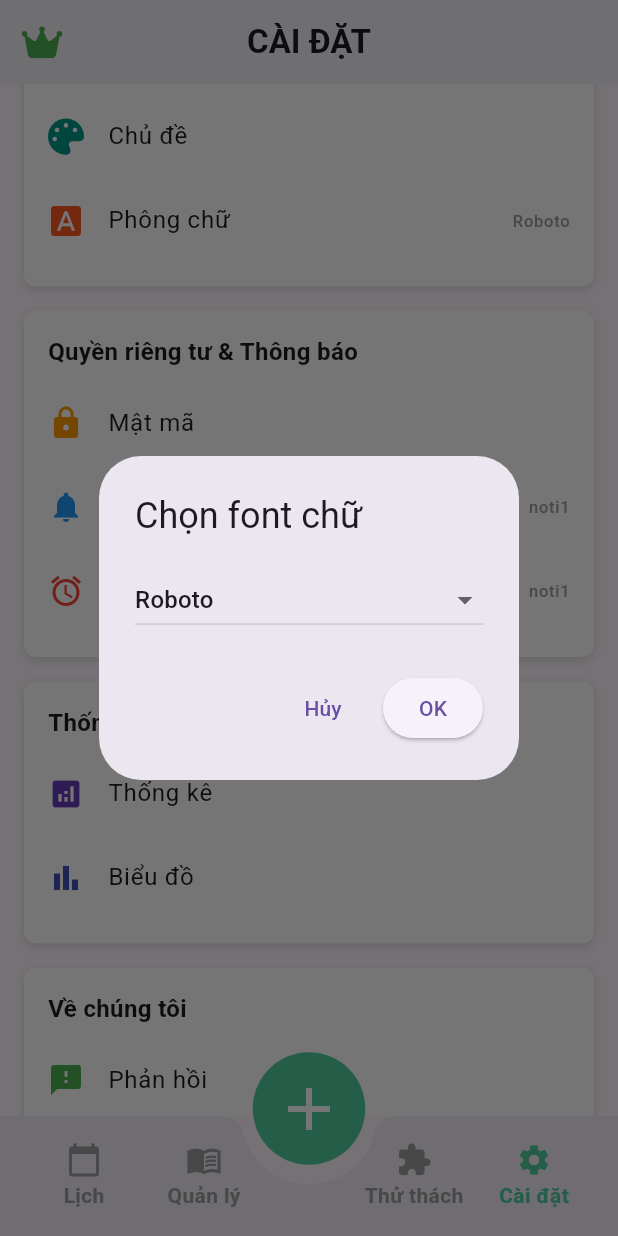
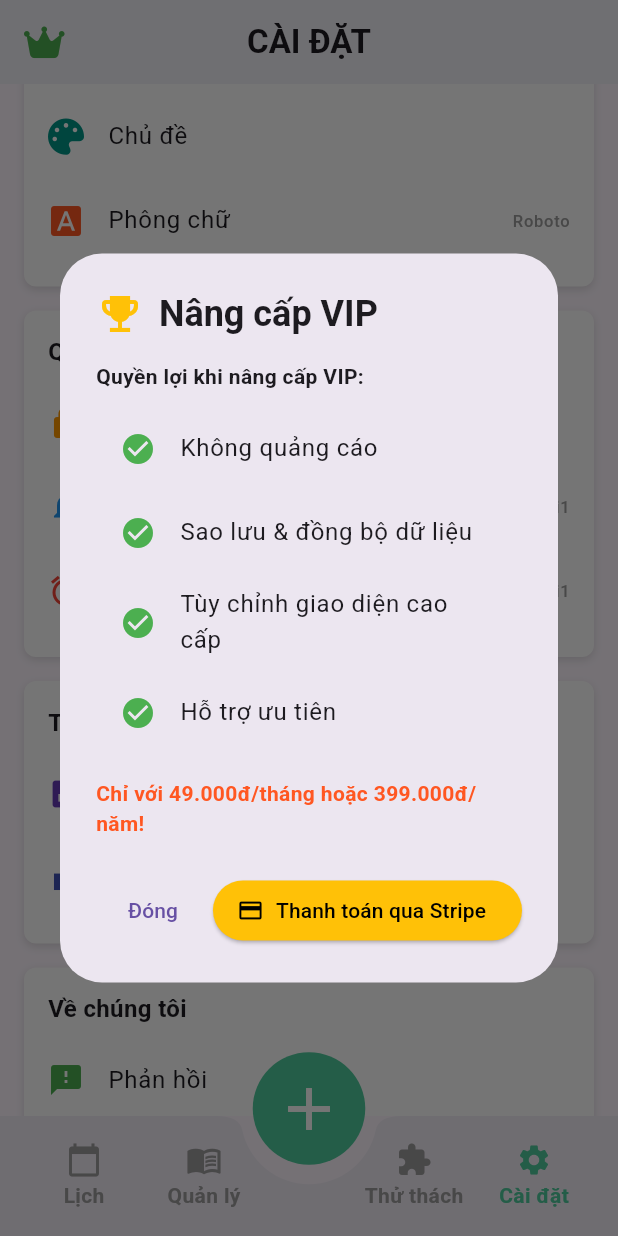
Before and after one commit to nguyentrong3114/appreminder, a Flutter app: the MainScreen screen opened by its route, item 4 of the bottom bar chosen, scrolled down 576 dp, after a tap on "Phông chữ", on a phone screen of 412 x 824 dp. Run offline on Flutter 3.47's test engine with Material 3 defaults, Android fonts, the phone set to English and light mode, and no system bars; our stand-ins replace audioplayers, cloud_firestore, firebase_auth, firebase_core, firebase_dynamic_links, fl_chart and 7 more; missing offline and left inert: flutter_stripe; accounts and stored records are empty.

Commit message:
Complete 2

```diff
--- a/lib/app.dart
+++ b/lib/app.dart
@@ -16,15 +16,17 @@ import 'package:flutter_app/provider/setting_provider.dart';
 import 'views/widgets/challenge/add_regular_habit_screen.dart';
 
 class MyApp extends StatelessWidget {
-  const MyApp({super.key});
+  final GlobalKey<NavigatorState>? navigatorKey;
+  const MyApp({super.key, this.navigatorKey});
   @override
   Widget build(BuildContext context) {
     final fontFamily = context.watch<SettingProvider>().fontFamily;
     return MaterialApp(
       debugShowCheckedModeBanner: false,
+      navigatorKey: navigatorKey,
       theme: ThemeData(
         primarySwatch: Colors.blue,
-        fontFamily: fontFamily ?? 'Roboto',
+        fontFamily: fontFamily,
       ),
       home: LoginScreen(),
       routes: {
@@ -33,16 +35,16 @@ class MyApp extends StatelessWidget {
         '/add_todo': (context) => const TodoScreen(),
         '/add_setting': (context) => const SettingsPage(),
         '/add_regular_habit': (context) => RegularHabitScreen(
-              initialStartDate: ChallengeScreen.selectedDate ?? DateTime.now(),
+              initialStartDate: ChallengeScreen.selectedDate,
               formattedStartDate: DateFormat('MMMM d, yyyy', 'vi_VN')
-                  .format(ChallengeScreen.selectedDate ?? DateTime.now()),
+                  .format(ChallengeScreen.selectedDate),
             ),
         '/add_events_home': (context) => const AddSomethingToday(),
         '/add_challenge': (context) => AddChallengeScreen(),
         '/add_onetime_task': (context) => OnetimeTask(
-              initialStartDate: ChallengeScreen.selectedDate ?? DateTime.now(),
+              initialStartDate: ChallengeScreen.selectedDate,
               formattedStartDate: DateFormat('MMMM d, yyyy', 'vi_VN')
-                  .format(ChallengeScreen.selectedDate ?? DateTime.now()),
+                  .format(ChallengeScreen.selectedDate),
             ),
       },
     );
@@ -137,9 +139,9 @@ class _MainScreenState extends State<MainScreen> {
         context,
         MaterialPageRoute(
           builder: (context) => RegularHabitScreen(
-            initialStartDate: ChallengeScreen.selectedDate ?? DateTime.now(),
+            initialStartDate: ChallengeScreen.selectedDate,
             formattedStartDate: DateFormat('MMMM d, yyyy', 'vi_VN')
-                .format(ChallengeScreen.selectedDate ?? DateTime.now()),
+                .format(ChallengeScreen.selectedDate),
           ),
         ),
       );
--- a/lib/provider/setting_provider.dart
+++ b/lib/provider/setting_provider.dart
@@ -1,4 +1,6 @@
 import 'package:flutter/material.dart';
+import 'package:firebase_auth/firebase_auth.dart';
+import 'package:cloud_firestore/cloud_firestore.dart';
 import 'package:flutter_app/services/setting_service.dart';
 
 class SettingProvider extends ChangeNotifier {
@@ -9,6 +11,7 @@ class SettingProvider extends ChangeNotifier {
   String _fontFamily;
   String _notificationSound;
   String _alarmSound;
+  bool _isVip = false;
 
   SettingProvider(this.settingsService)
     : _use24HourFormat = settingsService.use24HourFormat,
@@ -16,14 +19,16 @@ class SettingProvider extends ChangeNotifier {
       _dateFormat = settingsService.dateFormat,
       _fontFamily = settingsService.fontFamily,
       _notificationSound = settingsService.notificationSound,
-      _alarmSound = settingsService.alarmSound;
+      _alarmSound = settingsService.alarmSound,
+      _isVip = settingsService.isVip;
 
   bool get use24HourFormat => _use24HourFormat;
   int get startWeekOn => _startWeekOn;
   String get dateFormat => _dateFormat;
-  String get fontFamily => (_fontFamily != null && _fontFamily.isNotEmpty) ? _fontFamily : 'Roboto';
+  String get fontFamily => _fontFamily.isNotEmpty ? _fontFamily : 'Roboto';
   String get notificationSound => _notificationSound;
   String get alarmSound => _alarmSound;
+  bool get isVip => _isVip;
 
   Future<void> setUse24HourFormat(bool value) async {
     _use24HourFormat = value;
@@ -60,4 +65,19 @@ class SettingProvider extends ChangeNotifier {
     await settingsService.setAlarmSound(value);
     notifyListeners();
   }
+
+  Future<void> setVip(bool value) async {
+    _isVip = value;
+    await settingsService.setVip(value);
+    notifyListeners();
+  }
+
+  Future<void> syncVipStatusFromFirestore() async {
+    final user = FirebaseAuth.instance.currentUser;
+    if (user != null) {
+      final doc = await FirebaseFirestore.instance.collection('users').doc(user.uid).get();
+      final isVipRemote = doc.data()?['isVip'] == true;
+      await setVip(isVipRemote);
+    }
+  }
 }
--- a/lib/services/setting_service.dart
+++ b/lib/services/setting_service.dart
@@ -10,6 +10,7 @@ class SettingsService {
   static const _keyFontFamily = 'fontFamily';
   static const _keyAlarmSound = 'alarmSound';
   static const _keyNotificationSound = 'notificationSound';
+  static const _keyVip = 'isVip';
 
   final SharedPreferences prefs;
 
@@ -46,4 +47,10 @@ class SettingsService {
   String get notificationSound => prefs.getString(_keyNotificationSound) ?? 'noti1';
 
   Future<void> setNotificationSound(String value) async => await prefs.setString(_keyNotificationSound, value);
+
+  bool get isVip => prefs.getBool(_keyVip) ?? false;
+
+  Future<void> setVip(bool value) async {
+    await prefs.setBool(_keyVip, value);
+  }
 }
--- a/lib/views/widgets/setting/setting.dart
+++ b/lib/views/widgets/setting/setting.dart
@@ -2,7 +2,9 @@ import 'chart.dart';
 import 'profile.dart';
 import 'statistical.dart';
 import 'settings_item.dart';
+import 'change_password.dart';
 import 'settings_section.dart';
+import 'vip_upgrade_dialog.dart';
 import 'package:flutter/material.dart';
 import 'package:provider/provider.dart';
 import 'package:audioplayers/audioplayers.dart';
@@ -11,8 +13,34 @@ import 'package:flutter_app/provider/setting_provider.dart';
 import 'package:permission_handler/permission_handler.dart';
 import 'package:font_awesome_flutter/font_awesome_flutter.dart';
 
-class SettingsPage extends StatelessWidget {
+class SettingsPage extends StatefulWidget {
   const SettingsPage({super.key});
+
+  @override
+  State<SettingsPage> createState() => _SettingsPageState();
+}
+
+class _SettingsPageState extends State<SettingsPage> with WidgetsBindingObserver {
+  @override
+  void initState() {
+    super.initState();
+    WidgetsBinding.instance.addObserver(this);
+
+    Future.microtask(() => context.read<SettingProvider>().syncVipStatusFromFirestore());
+  }
+
+  @override
+  void dispose() {
+    WidgetsBinding.instance.removeObserver(this);
+    super.dispose();
+  }
+
+  @override
+  void didChangeAppLifecycleState(AppLifecycleState state) {
+    if (state == AppLifecycleState.resumed) {
+      context.read<SettingProvider>().syncVipStatusFromFirestore();
+    }
+  }
 
   @override
   Widget build(BuildContext context) {
@@ -23,7 +51,16 @@ class SettingsPage extends StatelessWidget {
           style: TextStyle(fontWeight: FontWeight.bold),
         ),
         centerTitle: true,
-        leading: const Icon(FontAwesomeIcons.crown, color: Colors.green),
+        leading: IconButton(
+          icon: const Icon(FontAwesomeIcons.crown, color: Colors.green),
+          tooltip: 'Nâng cấp VIP',
+          onPressed: () {
+            showDialog(
+              context: context,
+              builder: (context) => const VipUpgradeDialog(),
+            );
+          },
+        ),
         backgroundColor: Colors.white,
         elevation: 1,
       ),
@@ -196,6 +233,15 @@ class SettingsPage extends StatelessWidget {
                     style: const TextStyle(color: Colors.grey),
                   ),
                   onTap: () async {
+                    final isVip = context.read<SettingProvider>().isVip;
+                    if (!isVip) {
+                      // Nếu chưa VIP, mở dialog nâng cấp VIP
+                      showDialog(
+                        context: context,
+                        builder: (context) => const VipUpgradeDialog(),
+                      );
+                      return;
+                    }
                     final fonts = [
                       'Roboto',
                       'Montserrat',
@@ -510,6 +556,17 @@ class SettingsPage extends StatelessWidget {
                   title: 'Chia sẻ với bạn bè',
                 ),
                 SettingsItem(
+                  icon: Icons.lock,
+                  iconColor: Colors.purple,
+                  title: 'Change Password',
+                  onTap: () {
+                    showDialog(
+                      context: context,
+                      builder: (context) => const ChangePasswordWidget(),
+                    );
+                  },
+                ),
+                SettingsItem(
                   icon: Icons.logout,
                   iconColor: Colors.red,
                   title: 'Đăng xuất',
--- /dev/null
+++ b/lib/views/widgets/setting/vip_upgrade_dialog.dart
@@ -0,0 +1,154 @@
+import 'package:flutter/material.dart';
+import 'package:flutter/services.dart';
+import 'package:provider/provider.dart';
+import 'package:url_launcher/url_launcher.dart';
+import 'package:firebase_auth/firebase_auth.dart';
+import 'package:flutter_stripe/flutter_stripe.dart';
+import 'package:cloud_firestore/cloud_firestore.dart';
+import 'package:flutter_app/provider/setting_provider.dart';
+
+class VipUpgradeDialog extends StatefulWidget {
+  const VipUpgradeDialog({super.key});
+
+  @override
+  State<VipUpgradeDialog> createState() => _VipUpgradeDialogState();
+}
+
+class _VipUpgradeDialogState extends State<VipUpgradeDialog> with WidgetsBindingObserver {
+  bool _pendingVip = false;
+
+  @override
+  void initState() {
+    super.initState();
+    WidgetsBinding.instance.addObserver(this);
+    _syncVipFromFirestore();
+  }
+
+  Future<void> _syncVipFromFirestore() async {
+    final user = FirebaseAuth.instance.currentUser;
+    if (user != null) {
+      final doc = await FirebaseFirestore.instance.collection('users').doc(user.uid).get();
+      final isVipRemote = doc.data()?['isVip'] == true;
+      if (context.mounted) {
+        await context.read<SettingProvider>().setVip(isVipRemote);
+      }
+    }
+  }
+
+  @override
+  void dispose() {
+    WidgetsBinding.instance.removeObserver(this);
+    super.dispose();
+  }
+
+  @override
+  void didChangeAppLifecycleState(AppLifecycleState state) {
+    if (state == AppLifecycleState.resumed && _pendingVip) {
+      _pendingVip = false;
+      _activateVip();
+      if (mounted) {
+        ScaffoldMessenger.of(context).showSnackBar(
+          const SnackBar(content: Text('Kích hoạt VIP thành công !')),
+        );
+        Navigator.of(context).pop();
+      }
+    }
+  }
+
+  void _activateVip() async {
+    final user = FirebaseAuth.instance.currentUser;
+    if (user != null) {
+      await FirebaseFirestore.instance
+          .collection('users')
+          .doc(user.uid)
+          .set({'isVip': true}, SetOptions(merge: true));
+      if (context.mounted) {
+        final settingProvider = context.read<SettingProvider>();
+        await settingProvider.setVip(true);
+      }
+    }
+  }
+
+  Future<void> _payWithStripe(BuildContext context) async {
+    const String publishableKey = '';
+    Stripe.publishableKey = publishableKey;
+    try {
+      await Stripe.instance.initPaymentSheet(
+        paymentSheetParameters: SetupPaymentSheetParameters(
+          paymentIntentClientSecret: '',
+          merchantDisplayName: 'App Reminder',
+        ),
+      );
+      await Stripe.instance.presentPaymentSheet();
+      ScaffoldMessenger.of(context).showSnackBar(const SnackBar(content: Text('Thanh toán thành công!')));
+    } on StripeException catch (e) {
+      ScaffoldMessenger.of(context).showSnackBar(SnackBar(content: Text('Lỗi Stripe: \\${e.error.localizedMessage}')));
+    } on PlatformException catch (e) {
+      ScaffoldMessenger.of(context).showSnackBar(SnackBar(content: Text('Lỗi: \\${e.message}')));
+    }
+  }
+
+  @override
+  Widget build(BuildContext context) {
+    final isVip = context.watch<SettingProvider>().isVip;
+    return AlertDialog(
+      title: Row(
+        children: const [
+          Icon(Icons.emoji_events, color: Colors.amber, size: 32),
+          SizedBox(width: 10),
+          Text('Nâng cấp VIP', style: TextStyle(fontWeight: FontWeight.bold)),
+        ],
+      ),
+      content: Column(
+        mainAxisSize: MainAxisSize.min,
+        crossAxisAlignment: CrossAxisAlignment.start,
+        children: const [
+          Text('Quyền lợi khi nâng cấp VIP:', style: TextStyle(fontWeight: FontWeight.bold)),
+          SizedBox(height: 10),
+          ListTile(
+            leading: Icon(Icons.check_circle, color: Colors.green),
+            title: Text('Không quảng cáo'),
+          ),
+          ListTile(
+            leading: Icon(Icons.check_circle, color: Colors.green),
+            title: Text('Sao lưu & đồng bộ dữ liệu'),
+          ),
+          ListTile(
+            leading: Icon(Icons.check_circle, color: Colors.green),
+            title: Text('Tùy chỉnh giao diện cao cấp'),
+          ),
+          ListTile(
+            leading: Icon(Icons.check_circle, color: Colors.green),
+            title: Text('Hỗ trợ ưu tiên'),
+          ),
+          SizedBox(height: 16),
+          Text('Chỉ với 49.000đ/tháng hoặc 399.000đ/năm!', style: TextStyle(color: Colors.deepOrange, fontWeight: FontWeight.bold)),
+        ],
+      ),
+      actions: [
+        TextButton(
+          onPressed: () => Navigator.pop(context),
+          child: const Text('Đóng'),
+        ),
+        ElevatedButton.icon(
+          icon: const Icon(Icons.payment),
+          label: const Text('Thanh toán qua Stripe'),
+          style: ElevatedButton.styleFrom(backgroundColor: Colors.amber, foregroundColor: Colors.black),
+          onPressed: isVip
+              ? null
+              : () async {
+                  final url = Uri.parse('https://buy.stripe.com/test_6oUfZh4HD9l66nO39cfjG00');
+                  try {
+                    await launchUrl(url, mode: LaunchMode.externalApplication);
+                    setState(() {
+                      _pendingVip = true;
+                    });
+                  } catch (e) {
+                    ScaffoldMessenger.of(context).showSnackBar(const SnackBar(content: Text('Không mở được link thanh toán!')));
+                  }
+                },
+        ),
+      ],
+    );
+  }
+}
--- a/pubspec.yaml
+++ b/pubspec.yaml
@@ -30,6 +30,9 @@ dependencies:
   permission_handler: ^11.3.0
   timezone: ^0.10.0
   audioplayers: ^5.2.1
+  flutter_stripe: ^10.1.1
+  url_launcher: ^6.3.1
+  firebase_dynamic_links: ^6.1.7
 dev_dependencies:
   flutter_test:
 
```
Also changed, not shown: lib/main.dart (+26 -1 lines), lib/views/widgets/setting/change_password.dart (added, +111 -0 lines), pubspec.lock, 5 other files.
